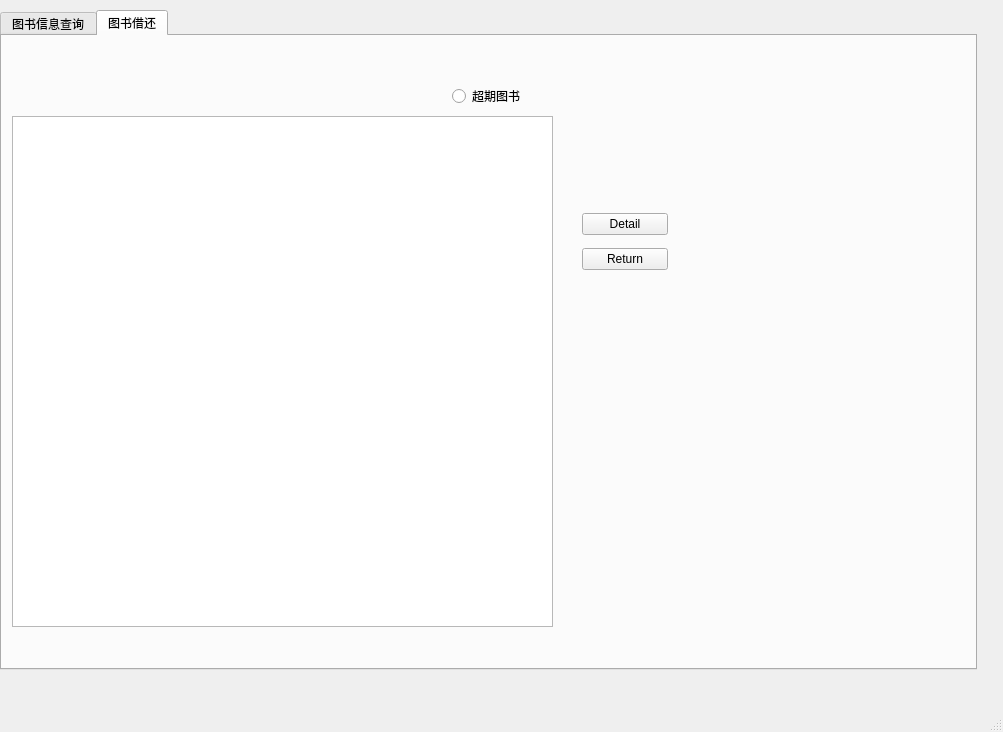
Qt form sourcecode/studentmainwindow.ui (LiuzhouChan/database-Project-with-QT) before a commit.
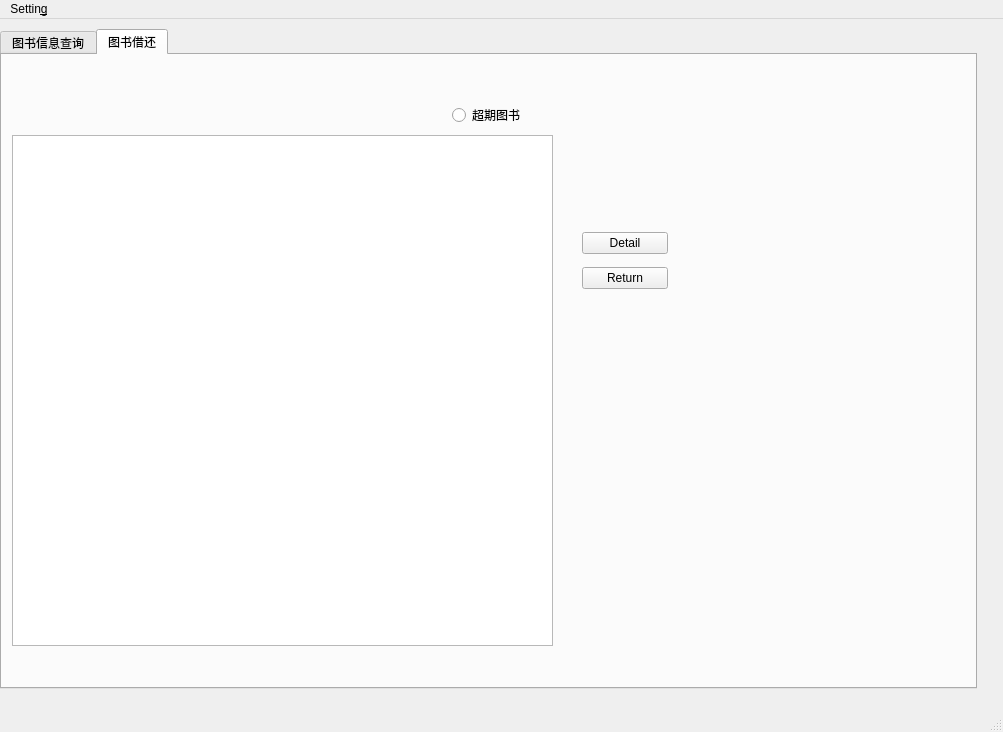
The same form after that commit.

Diff of the .ui file:
```diff
--- a/sourcecode/studentmainwindow.ui
+++ b/sourcecode/studentmainwindow.ui
@@ -165,6 +165,13 @@
      <height>28</height>
     </rect>
    </property>
+   <widget class="QMenu" name="menuSetting">
+    <property name="title">
+     <string>Settin&amp;g</string>
+    </property>
+    <addaction name="action"/>
+   </widget>
+   <addaction name="menuSetting"/>
   </widget>
   <widget class="QStatusBar" name="statusbar"/>
  </widget>
```
Left out of the diff: 5 changed lines with no effect on the pictures.
